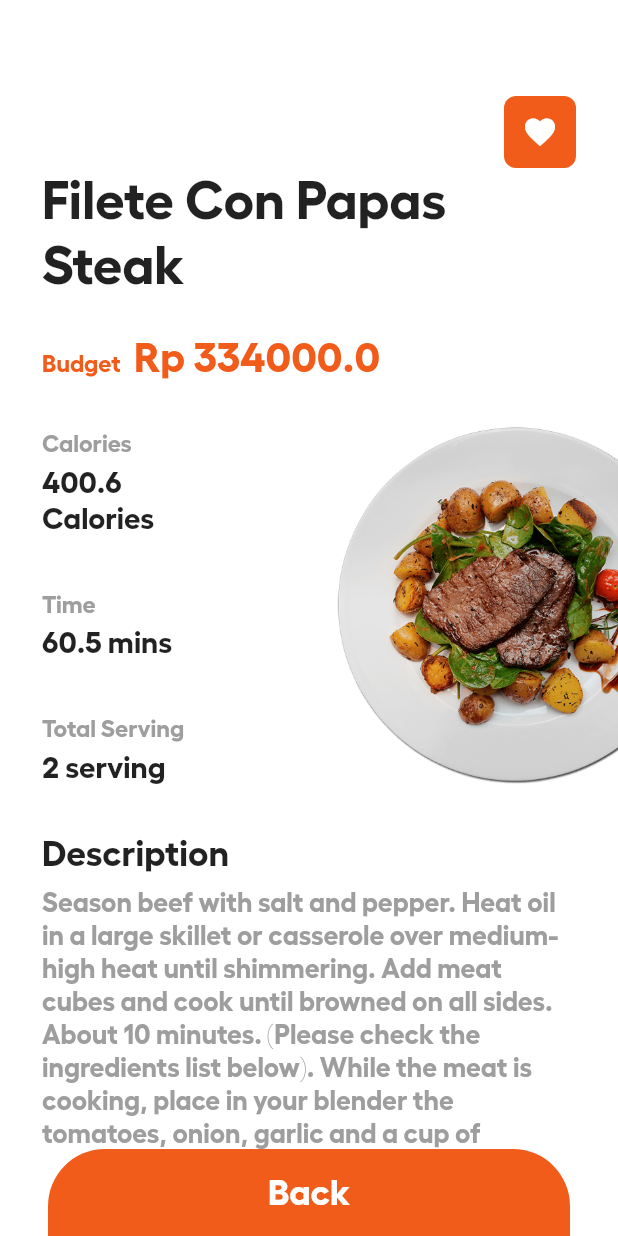
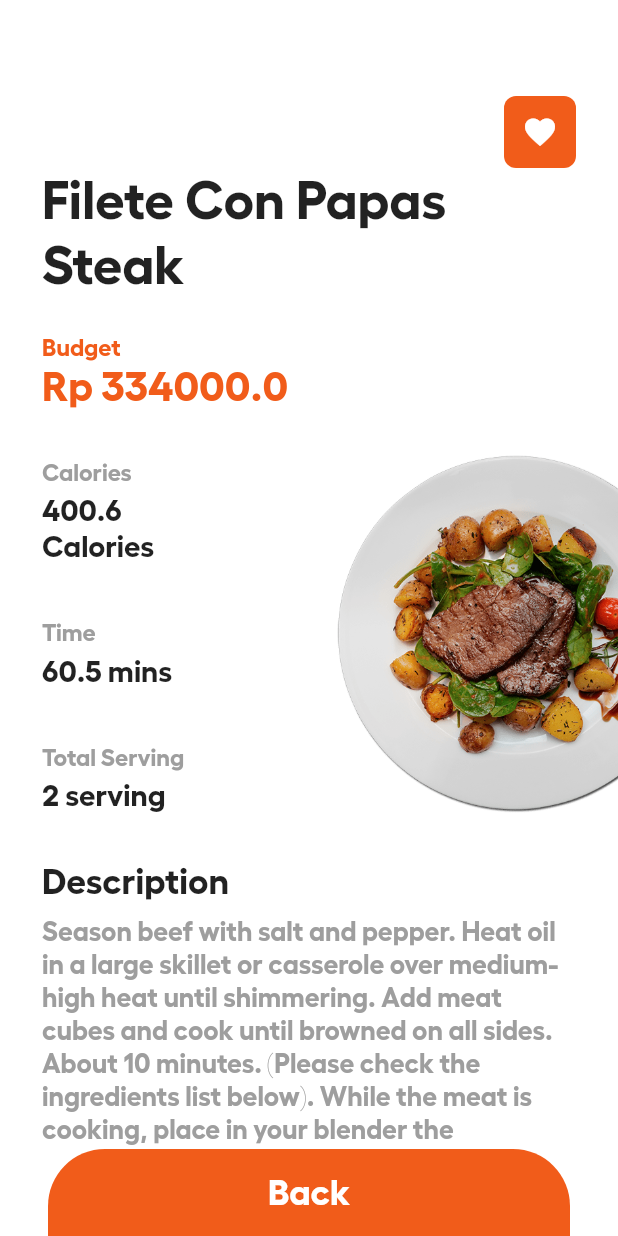
Before and after one commit to rivaldofez/foocarie, a Flutter app: the screen it shows after launch, after a tap on "Lunch", on a phone screen of 412 x 824 dp. Run offline on Flutter 3.47's test engine with Material 2 defaults, Android fonts, the phone set to English and light mode, and no system bars; our stand-ins replace flutter_svg, fluttertoast, image_picker; missing offline and left inert: tflite.

Commit message:
fix minor bug

```diff
--- a/assets/json/all.json
+++ b/assets/json/all.json
@@ -79,7 +79,7 @@
         "time" : 10,
         "serving" : 1,
         "isFavorite" : false,
-        "image" : "assets/images/07.jpg",
+        "image" : "assets/images/07.png",
         "categories" : "Breakfast",
         "description" : "Peel cucumbers to leave alternating green stripes. Slice the cucumbers in half lengthwise; scrape the seeds out with a spoon. Using a food processor or sharp knife, cut into very thin slices. Place in a double layer of paper towel and squeeze gently to remove any excess moisture. Combine vinegar, sugar and salt in a medium bowl, stirring to dissolve. Add the cucumbers and sesame seeds; toss well to combine. Serve immediately."
     },
--- a/assets/json/popular.json
+++ b/assets/json/popular.json
@@ -19,7 +19,7 @@
         "time" : 10,
         "serving" : 1,
         "isFavorite" : false,
-        "image" : "assets/images/07.jpg",
+        "image" : "assets/images/07.png",
         "categories" : "Breakfast",
         "description" : "Peel cucumbers to leave alternating green stripes. Slice the cucumbers in half lengthwise; scrape the seeds out with a spoon. Using a food processor or sharp knife, cut into very thin slices. Place in a double layer of paper towel and squeeze gently to remove any excess moisture. Combine vinegar, sugar and salt in a medium bowl, stirring to dissolve. Add the cucumbers and sesame seeds; toss well to combine. Serve immediately."
     },
--- a/lib/screens/detail_recipe_screen.dart
+++ b/lib/screens/detail_recipe_screen.dart
@@ -6,7 +6,7 @@ class DetailRecipe extends StatefulWidget {
   final Recipe recipe;
   final bool tag;
 
-  const DetailRecipe(this.recipe, this.tag);
+  const DetailRecipe(this.recipe, this.tag, {Key? key}) : super(key: key);
 
   @override
   _DetailRecipeState createState() => _DetailRecipeState();
@@ -84,8 +84,8 @@ class _DetailRecipeState extends State<DetailRecipe> {
               Text.rich(
                 TextSpan(
                   children: [
-                    TextSpan(
-                      text: "\Budget ",
+                    const TextSpan(
+                      text: "Budget ",
                       style: TextStyle(
                         fontSize: 16,
                         fontFamily: "HellixBold",
@@ -93,8 +93,8 @@ class _DetailRecipeState extends State<DetailRecipe> {
                       ),
                     ),
                     TextSpan(
-                      text: " Rp ${widget.recipe.price}",
-                      style: TextStyle(
+                      text: "\nRp ${widget.recipe.price}",
+                      style: const TextStyle(
                         fontSize: 28,
                         fontFamily: "HellixBold",
                         color: kOrangeColor,
@@ -115,7 +115,7 @@ class _DetailRecipeState extends State<DetailRecipe> {
                       child: Column(
                         crossAxisAlignment: CrossAxisAlignment.start,
                         children: [
-                          Text(
+                          const Text(
                             "Calories",
                             style: TextStyle(
                               fontSize: 16,
@@ -123,16 +123,16 @@ class _DetailRecipeState extends State<DetailRecipe> {
                               fontFamily: "HellixBold",
                             ),
                           ),
-                          SizedBox(height: 4),
+                          const SizedBox(height: 4),
                           Text(
                             "${widget.recipe.calories} Calories",
-                            style: TextStyle(
+                            style: const TextStyle(
                               fontSize: 20,
                               fontFamily: "HellixBold",
                             ),
                           ),
-                          SizedBox(height: 36),
-                          Text(
+                          const SizedBox(height: 36),
+                          const Text(
                             "Time",
                             style: TextStyle(
                               fontSize: 16,
@@ -140,16 +140,16 @@ class _DetailRecipeState extends State<DetailRecipe> {
                               fontFamily: "HellixBold",
                             ),
                           ),
-                          SizedBox(height: 4),
+                          const SizedBox(height: 4),
                           Text(
                             "${widget.recipe.time} mins",
-                            style: TextStyle(
+                            style: const TextStyle(
                               fontSize: 20,
                               fontFamily: "HellixBold",
                             ),
                           ),
-                          SizedBox(height: 36),
-                          Text(
+                          const SizedBox(height: 36),
+                          const Text(
                             "Total Serving",
                             style: TextStyle(
                               fontSize: 16,
@@ -157,10 +157,10 @@ class _DetailRecipeState extends State<DetailRecipe> {
                               fontFamily: "HellixBold",
                             ),
                           ),
-                          SizedBox(height: 4),
+                          const SizedBox(height: 4),
                           Text(
                             "${widget.recipe.serving} serving",
-                            style: TextStyle(
+                            style: const TextStyle(
                               fontSize: 20,
                               fontFamily: "HellixBold",
                             ),
@@ -189,10 +189,10 @@ class _DetailRecipeState extends State<DetailRecipe> {
               ),
               const SizedBox(height: 8),
               Padding(
-                padding: EdgeInsets.only(right: 28, bottom: 28),
+                padding: const EdgeInsets.only(right: 28, bottom: 28),
                 child: Text(
                   widget.recipe.description,
-                  style: TextStyle(
+                  style: const TextStyle(
                     fontSize: 18,
                     color: Colors.grey,
                     fontFamily: "HellixBold",
--- a/lib/screens/home_screen.dart
+++ b/lib/screens/home_screen.dart
@@ -1,8 +1,10 @@
 import 'dart:convert';
 
+import 'package:flutter/foundation.dart';
 import 'package:flutter/material.dart';
 import 'package:flutter/services.dart';
 import 'package:flutter_svg/flutter_svg.dart';
+import 'package:fluttertoast/fluttertoast.dart';
 import 'package:foocarie/constants.dart';
 import 'package:foocarie/entities/recipe.dart';
 import 'package:foocarie/screens/detail_recipe_screen.dart';
@@ -17,8 +19,8 @@ class HomeScreen extends StatefulWidget {
 
 class _HomeScreenState extends State<HomeScreen> {
   bool tag = false;
-  List<Recipe> _popularRecipe = [];
-  List<Recipe> _allRecipe = [];
+  final List<Recipe> _popularRecipe = [];
+  final List<Recipe> _allRecipe = [];
 
   @override
   void initState() {
@@ -58,7 +60,11 @@ class _HomeScreenState extends State<HomeScreen> {
                       ),
                     ),
                     GestureDetector(
-                      onTap: () => print("notifications"),
+                      onTap: () {
+                        Fluttertoast.showToast(
+                            msg: "Notification Feature on Progress",
+                            fontSize: 10);
+                      },
                       child: SvgPicture.asset(
                         "assets/icons/notification.svg",
                         height: 32.0,
@@ -114,7 +120,8 @@ class _HomeScreenState extends State<HomeScreen> {
                     ),
                     const SizedBox(width: 16),
                     GestureDetector(
-                      onTap: () => print("settings"),
+                      onTap: () => Fluttertoast.showToast(
+                          msg: "Settings Feature on Progress", fontSize: 10),
                       child: Container(
                         padding: const EdgeInsets.symmetric(
                           vertical: 18,
@@ -142,7 +149,8 @@ class _HomeScreenState extends State<HomeScreen> {
                       style: TextStyle(fontSize: 22, fontFamily: "HellixBold"),
                     ),
                     GestureDetector(
-                      onTap: () => print("see all"),
+                      onTap: () => Fluttertoast.showToast(
+                          msg: "See All Feature on Progress", fontSize: 10),
                       child: const Text(
                         "See All",
                         style: TextStyle(
@@ -177,7 +185,7 @@ class _HomeScreenState extends State<HomeScreen> {
                           ),
                           child: Column(
                             children: [
-                              SizedBox(height: 8),
+                              const SizedBox(height: 8),
                               Hero(
                                 tag: "popular${_popularRecipe[index].id}",
                                 child: Image.asset(
@@ -194,7 +202,7 @@ class _HomeScreenState extends State<HomeScreen> {
                                   children: [
                                     Text(
                                       _popularRecipe[index].categories,
-                                      style: TextStyle(
+                                      style: const TextStyle(
                                         fontSize: 14,
                                         color: kBlueColor,
                                         fontWeight: FontWeight.bold,
@@ -226,7 +234,7 @@ class _HomeScreenState extends State<HomeScreen> {
                                     const SizedBox(height: 6),
                                     Text(
                                       "${_popularRecipe[index].calories} Calories",
-                                      style: TextStyle(
+                                      style: const TextStyle(
                                           fontSize: 14,
                                           color: kOrangeColor,
                                           fontWeight: FontWeight.bold),
@@ -236,15 +244,15 @@ class _HomeScreenState extends State<HomeScreen> {
                                       children: [
                                         Row(
                                           children: [
-                                            Icon(
+                                            const Icon(
                                               Icons.access_time,
                                               color: Colors.grey,
                                               size: 14,
                                             ),
-                                            SizedBox(width: 8),
+                                            const SizedBox(width: 8),
                                             Text(
                                               "${_popularRecipe[index].time} Min",
-                                              style: TextStyle(
+                                              style: const TextStyle(
                                                   fontSize: 12,
                                                   color: Colors.grey),
                                             ),
@@ -261,7 +269,7 @@ class _HomeScreenState extends State<HomeScreen> {
                                             const SizedBox(width: 8),
                                             Text(
                                               "${_popularRecipe[index].serving} Serving",
-                                              style: TextStyle(
+                                              style: const TextStyle(
                                                   fontSize: 12,
                                                   color: Colors.grey),
                                             ),
@@ -288,7 +296,8 @@ class _HomeScreenState extends State<HomeScreen> {
                       style: TextStyle(fontSize: 22, fontFamily: "HellixBold"),
                     ),
                     GestureDetector(
-                      onTap: () => print("see recommended"),
+                      onTap: () => Fluttertoast.showToast(
+                          msg: "Recommended Feature on Progress", fontSize: 10),
                       child: const Text(
                         "See All",
                         style: TextStyle(
@@ -327,7 +336,7 @@ class _HomeScreenState extends State<HomeScreen> {
                         child: Row(
                           children: [
                             Hero(
-                              tag: "recommended${_allRecipe[index].id}",
+                              tag: "all${_allRecipe[index].id}",
                               child: Image.asset(
                                 _allRecipe[index].image,
                                 height: 180,
@@ -344,7 +353,7 @@ class _HomeScreenState extends State<HomeScreen> {
                                   children: [
                                     Text(
                                       _allRecipe[index].categories,
-                                      style: TextStyle(
+                                      style: const TextStyle(
                                         fontSize: 14,
                                         color: kBlueColor,
                                         fontWeight: FontWeight.bold,
@@ -372,7 +381,7 @@ class _HomeScreenState extends State<HomeScreen> {
                                     const SizedBox(height: 6),
                                     Text(
                                       "${_allRecipe[index].calories} Calories",
-                                      style: TextStyle(
+                                      style: const TextStyle(
                                           fontSize: 14,
                                           color: kOrangeColor,
                                           fontWeight: FontWeight.bold),
@@ -382,15 +391,15 @@ class _HomeScreenState extends State<HomeScreen> {
                                       children: [
                                         Row(
                                           children: [
-                                            Icon(
+                                            const Icon(
                                               Icons.access_time,
                                               color: Colors.grey,
                                               size: 14,
                                             ),
-                                            SizedBox(width: 8),
+                                            const SizedBox(width: 8),
                                             Text(
                                               "${_allRecipe[index].time} Min",
-                                              style: TextStyle(
+                                              style: const TextStyle(
                                                   fontSize: 12,
                                                   color: Colors.grey),
                                             ),
@@ -407,7 +416,7 @@ class _HomeScreenState extends State<HomeScreen> {
                                             const SizedBox(width: 8),
                                             Text(
                                               "${_allRecipe[index].serving} Serving",
-                                              style: TextStyle(
+                                              style: const TextStyle(
                                                   fontSize: 12,
                                                   color: Colors.grey),
                                             ),
@@ -431,11 +440,20 @@ class _HomeScreenState extends State<HomeScreen> {
         ),
       ),
       floatingActionButton: FloatingActionButton(
-        onPressed: () => Navigator.of(context).push(
-          MaterialPageRoute(
-            builder: (context) => RecipePredictorScreen(_allRecipe),
-          ),
-        ),
+        onPressed: () {
+          if (kIsWeb) {
+            Fluttertoast.showToast(
+                msg:
+                    "Feature not available on web, change yout device to mobile",
+                fontSize: 10);
+          } else {
+            Navigator.of(context).push(
+              MaterialPageRoute(
+                builder: (context) => RecipePredictorScreen(_allRecipe),
+              ),
+            );
+          }
+        },
         child: const Icon(Icons.image_search),
         backgroundColor: kOrangeColor,
       ),
```
Also changed, not shown: lib/screens/recipe_predictor.dart (+23 -21 lines), assets/images/07.jpg (deleted), assets/images/07.png (added).
